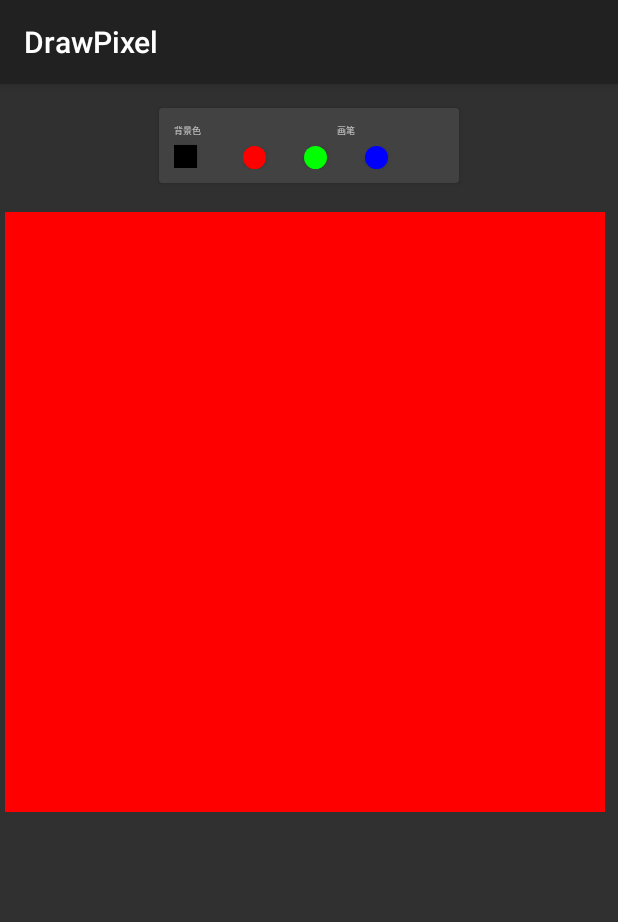
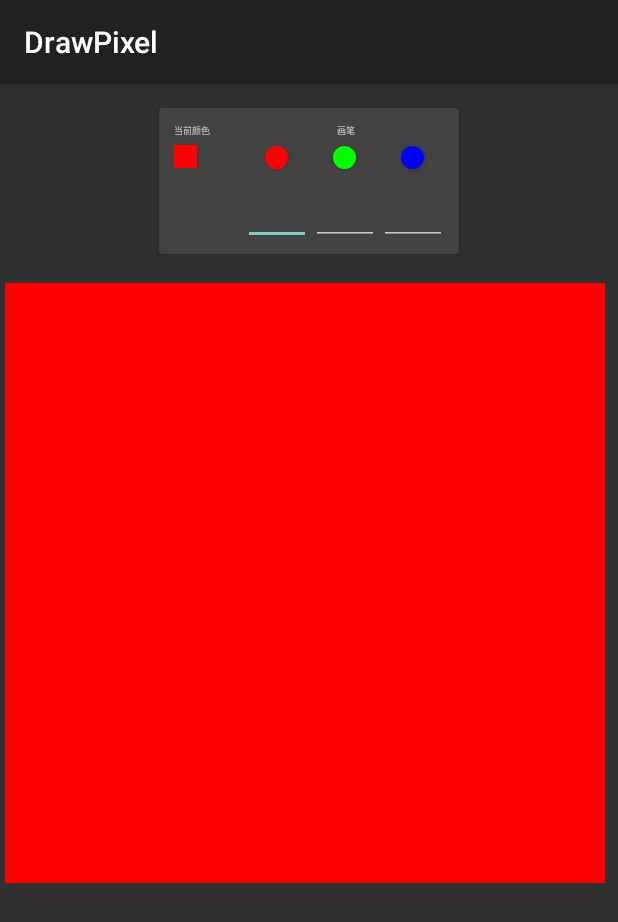
Before and after one commit to ndsoi/DrawPixel, an Android app built with Jetpack Compose: the screen it shows after launch (MainActivity), on a phone screen of 412 x 824 dp. Shown: the top 922 px of the screen. Run offline under Robolectric (Android 15) with nearby library versions, the phone set to English and light mode, and no system bars.

Commit message:
键入rgb完成色彩选择

```diff
--- a/app/src/main/java/com/sunnyweather/drawpixel/ui/theme/MainActivity.kt
+++ b/app/src/main/java/com/sunnyweather/drawpixel/ui/theme/MainActivity.kt
@@ -1,21 +1,31 @@
 package com.sunnyweather.drawpixel.ui.theme
 
+
+
+import android.annotation.SuppressLint
+import android.content.Context
 import android.graphics.Color
-import android.graphics.ColorSpace.Rgb
 import android.graphics.drawable.ColorDrawable
 import android.opengl.Visibility
 import androidx.appcompat.app.AppCompatActivity
 import android.os.Bundle
+import android.text.Editable
+import android.text.TextWatcher
+import android.util.Log
+import android.view.View
+import android.view.inputmethod.InputMethodManager
 import android.widget.Button
+import android.widget.EditText
 import android.widget.GridLayout
 import android.widget.ImageView
+
 
 import com.sunnyweather.drawpixel.R
 
 class MainActivity : AppCompatActivity() {
 
     // 设置一个画笔的颜色
-    var penColor = Color.RED
+    var penColor = android.graphics.Color.RED
     override fun onCreate(savedInstanceState: Bundle?) {
         super.onCreate(savedInstanceState)
         setContentView(R.layout.activity_main)
@@ -24,30 +34,35 @@ class MainActivity : AppCompatActivity() {
         val redBtn = findViewById<Button>(R.id.redBtn)
         val blueBtn = findViewById<Button>(R.id.blueBtn)
         val greenBtn = findViewById<Button>(R.id.greenBtn)
+        val nowColorBtn = findViewById<Button>(R.id.NowColorBtn)
 
         redBtn.setOnClickListener {
-            // 按钮变大
-
-            penColor = Color.RED
+            penColor = android.graphics.Color.RED
+            nowColorBtn.setBackgroundColor(penColor)
         }
         blueBtn.setOnClickListener {
-            penColor = Color.BLUE
-
+            penColor = android.graphics.Color.BLUE
+            nowColorBtn.setBackgroundColor(penColor)
 
         }
         greenBtn.setOnClickListener {
-            penColor = Color.GREEN
-
+            penColor = android.graphics.Color.GREEN
+            nowColorBtn.setBackgroundColor(penColor)
 
         }
 
 
 
+
+
         val gridLayout:GridLayout = findViewById(R.id.grid)
+
+
+
         for (i in 0..48)
         {
             val imageView:ImageView = ImageView(this)
-            imageView.setBackgroundColor(Color.RED)
+            imageView.setBackgroundColor(android.graphics.Color.RED)
 
             imageView.layoutParams = GridLayout.LayoutParams(
                 GridLayout.spec(GridLayout.UNDEFINED,1f),
@@ -59,9 +74,56 @@ class MainActivity : AppCompatActivity() {
                     imageView.setBackgroundColor(penColor)
 
                 }
+                val inputMethodManager = getSystemService(Context.INPUT_METHOD_SERVICE) as InputMethodManager
+                inputMethodManager.hideSoftInputFromWindow(it.windowToken,0)
             }
+
             gridLayout.addView(imageView)
 
         }
+
+        // 获取editText中的数值
+        val rValue :EditText = findViewById(R.id.rValue)
+        val gValue:EditText = findViewById(R.id.gValue)
+        val bValue:EditText = findViewById(R.id.bValue)
+        rValue.setOnClickListener{
+            rValue.isCursorVisible = true
+        }
+        gValue.setOnClickListener{
+            gValue.isCursorVisible = true
+        }
+        bValue.setOnClickListener{
+            bValue.isCursorVisible = true
+        }
+
+        nowColorBtn.setOnClickListener {
+            penColor = checkcolor(rValue.text.toString(),gValue.text.toString(),bValue.text.toString(), penColor)
+            rValue.isCursorVisible = false
+            gValue.isCursorVisible = false
+            bValue.isCursorVisible = false
+            nowColorBtn.setBackgroundColor(penColor)
+        }
+
+
+
     }
+
+
+
 }
+
+
+@SuppressLint("Range")
+fun checkcolor(s1:String, s2:String, s3:String, curColor: Int):Int
+{
+
+    var r = s1.toInt()
+    var g = s2.toInt()
+    var b = s3.toInt()
+    Log.d("color","rgb:${r},${g},${b}")
+    if((r>=0&&r<256)&&(g>=0&&g<256)&&(b>=0&&b<256))
+    {
+        return Color.rgb(r,g,b)
+    }
+    return curColor
+}
--- a/app/src/main/res/drawable/circular_button_background_g.xml
+++ b/app/src/main/res/drawable/circular_button_background_g.xml
@@ -3,5 +3,5 @@
     android:shape="oval">
 
     <solid android:color="@color/green"/>
-    <size android:width="15dp" android:height="15dp"/>
+    <size android:width="25dp" android:height="25dp"/>
 </shape>
--- /dev/null
+++ b/app/src/main/res/layout/color_item_b.xml
@@ -0,0 +1,24 @@
+<?xml version="1.0" encoding="utf-8"?>
+<LinearLayout xmlns:android="http://schemas.android.com/apk/res/android"
+    android:layout_width="match_parent"
+    android:layout_height="match_parent"
+    android:orientation="vertical">
+    <Button
+        android:id="@+id/blueBtn"
+        android:layout_width="15dp"
+        android:layout_height="15dp"
+        android:background="@drawable/circular_button_background_b"
+        android:layout_gravity="center_horizontal"
+        android:layout_marginBottom="5dp"
+        />
+    <EditText
+        android:layout_width="45dp"
+        android:layout_height="wrap_content"
+        android:id="@+id/bValue"
+        android:imeOptions="actionDone"
+        android:visibility="visible"
+        android:layout_gravity="center_horizontal"
+        />
+
+
+</LinearLayout>
--- /dev/null
+++ b/app/src/main/res/layout/color_item_g.xml
@@ -0,0 +1,23 @@
+<?xml version="1.0" encoding="utf-8"?>
+<LinearLayout xmlns:android="http://schemas.android.com/apk/res/android"
+    android:layout_width="match_parent"
+    android:layout_height="match_parent"
+    android:orientation="vertical">
+    <Button
+        android:id="@+id/greenBtn"
+        android:layout_width="15dp"
+        android:layout_height="15dp"
+        android:background="@drawable/circular_button_background_g"
+        android:layout_gravity="center_horizontal"
+        android:layout_marginBottom="5dp"
+        />
+    <EditText
+        android:layout_width="45dp"
+        android:layout_height="wrap_content"
+        android:id="@+id/gValue"
+        android:imeOptions="actionDone"
+        android:layout_gravity="center_horizontal"
+        android:visibility="visible"/>
+
+
+</LinearLayout>
--- /dev/null
+++ b/app/src/main/res/layout/color_item_r.xml
@@ -0,0 +1,26 @@
+<?xml version="1.0" encoding="utf-8"?>
+<LinearLayout xmlns:android="http://schemas.android.com/apk/res/android"
+    android:layout_width="match_parent"
+    android:layout_height="match_parent"
+    android:orientation="vertical">
+    <Button
+        android:id="@+id/redBtn"
+        android:layout_width="15dp"
+        android:layout_height="15dp"
+        android:background="@drawable/circular_button_background_r"
+        android:layout_gravity="center_horizontal"
+        android:layout_marginBottom="5dp"
+        />
+
+    <EditText
+        android:layout_width="45dp"
+        android:layout_height="wrap_content"
+        android:id="@+id/rValue"
+        android:imeOptions="actionDone"
+        android:visibility="visible"
+        android:layout_gravity="center_horizontal"
+        android:maxLines="1"
+         />
+
+
+</LinearLayout>
--- a/app/src/main/res/layout/color_plette.xml
+++ b/app/src/main/res/layout/color_plette.xml
@@ -20,14 +20,14 @@
     <TextView
         android:layout_width="match_parent"
         android:layout_height="wrap_content"
-        android:text="@string/bg_title"
+        android:text="@string/now_color"
         android:textSize="6sp"
         android:layout_marginBottom="5dp"/>
     <Button
-        android:id="@+id/bgColorBtn"
+        android:id="@+id/NowColorBtn"
         android:layout_width="15dp"
         android:layout_height="15dp"
-        android:background="@color/black"
+        android:background="@color/red"
         android:layout_gravity="center_vertical"
 
 
@@ -56,32 +56,11 @@
 
 
            >
-
-            <Button
-                android:id="@+id/redBtn"
-                android:layout_width="15dp"
-                android:layout_height="15dp"
-                android:background="@drawable/circular_button_background_r"
-                android:layout_marginRight="25dp"
-                />
+            <include layout="@layout/color_item_r"/>
+            <include layout="@layout/color_item_g" />
+            <include layout="@layout/color_item_b" />
 
 
-            <Button
-                android:id="@+id/greenBtn"
-                android:layout_width="15dp"
-                android:layout_height="15dp"
-                android:background="@drawable/circular_button_background_g"
-                android:layout_marginRight="25dp"
-
-                />
-            <Button
-                android:id="@+id/blueBtn"
-                android:layout_width="15dp"
-                android:layout_height="15dp"
-                android:background="@drawable/circular_button_background_b"
-                android:layout_marginRight="25dp"
-
-                />
         </GridLayout>
         </LinearLayout>
 
--- a/app/src/main/res/values/strings.xml
+++ b/app/src/main/res/values/strings.xml
@@ -1,5 +1,5 @@
 <resources>
     <string name="app_name">DrawPixel</string>
-    <string name="bg_title">背景色</string>
+    <string name="now_color">当前颜色</string>
     <string name="draw_pen">画笔</string>
 </resources>
```
